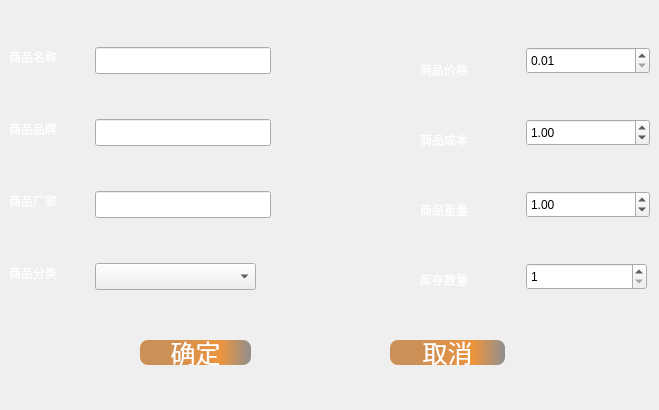
This is cpp-qt-manageSystem-master/inputwidget.ui in 26516515111/RMS-master as Qt 5 draws it before an edit. The edited form follows.
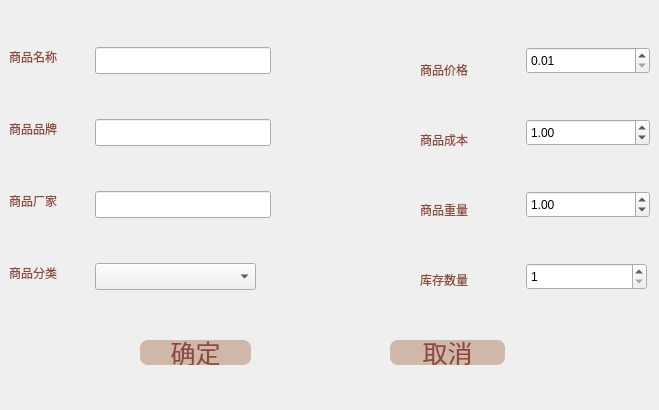
This is the edited form.

Patch:
```diff
--- a/cpp-qt-manageSystem-master/inputwidget.ui
+++ b/cpp-qt-manageSystem-master/inputwidget.ui
@@ -28,7 +28,7 @@
   <property name="styleSheet">
    <string notr="true">.InputWidget
 {
-background-color:rgb(38,38,38);
+background-color:rgb(248, 237, 227);
 }
 
 
@@ -62,7 +62,7 @@
     </rect>
    </property>
    <property name="styleSheet">
-    <string notr="true">	color: rgb(255, 255, 255);
+    <string notr="true">	color: rgb(141, 73, 58);
 	font: 14pt &quot;楷体&quot;;</string>
    </property>
    <property name="text">
@@ -79,7 +79,7 @@
     </rect>
    </property>
    <property name="styleSheet">
-    <string notr="true">	color: rgb(255, 255, 255);
+    <string notr="true">	color: rgb(141, 73, 58);
 	font: 14pt &quot;楷体&quot;;</string>
    </property>
    <property name="text">
@@ -119,7 +119,7 @@
     </rect>
    </property>
    <property name="styleSheet">
-    <string notr="true">	color: rgb(255, 255, 255);
+    <string notr="true">	color: rgb(141, 73, 58);
 	font: 14pt &quot;楷体&quot;;</string>
    </property>
    <property name="text">
@@ -146,7 +146,7 @@
     </rect>
    </property>
    <property name="styleSheet">
-    <string notr="true">	color: rgb(255, 255, 255);
+    <string notr="true">	color: rgb(141, 73, 58);
 	font: 14pt &quot;楷体&quot;;</string>
    </property>
    <property name="text">
@@ -179,7 +179,7 @@
     </rect>
    </property>
    <property name="styleSheet">
-    <string notr="true">	color: rgb(255, 255, 255);
+    <string notr="true">	color: rgb(141, 73, 58);
 	font: 14pt &quot;楷体&quot;;</string>
    </property>
    <property name="text">
@@ -218,7 +218,7 @@
     </rect>
    </property>
    <property name="styleSheet">
-    <string notr="true">	color: rgb(255, 255, 255);
+    <string notr="true">	color: rgb(141, 73, 58);
 	font: 14pt &quot;楷体&quot;;</string>
    </property>
    <property name="text">
@@ -276,7 +276,7 @@
     </rect>
    </property>
    <property name="styleSheet">
-    <string notr="true">	color: rgb(255, 255, 255);
+    <string notr="true">	color:rgb(141, 73, 58);
 	font: 14pt &quot;楷体&quot;;</string>
    </property>
    <property name="text">
@@ -293,7 +293,7 @@
     </rect>
    </property>
    <property name="styleSheet">
-    <string notr="true">	color: rgb(255, 255, 255);
+    <string notr="true">	color: rgb(141, 73, 58);
 	font: 14pt &quot;楷体&quot;;</string>
    </property>
    <property name="text">
@@ -320,10 +320,10 @@
     </rect>
    </property>
    <property name="styleSheet">
-    <string notr="true">background-color: qlineargradient(spread:pad, x1:0, y1:0, x2:1, y2:0, stop:0.189944 rgba(202, 144, 87, 255), stop:0.726257 rgba(235, 148, 61, 255), stop:1 rgba(143, 143, 143, 255));
+    <string notr="true">background-color: rgb(208, 184, 168);
 font: 9pt &quot;楷体&quot;;
 font-size:25px;
-color: rgb(255, 255, 255);
+color: rgb(141, 73, 58);
 border:none;
 border-radius:8px</string>
    </property>
@@ -341,10 +341,10 @@
     </rect>
    </property>
    <property name="styleSheet">
-    <string notr="true">background-color: qlineargradient(spread:pad, x1:0, y1:0, x2:1, y2:0, stop:0.189944 rgba(202, 144, 87, 255), stop:0.726257 rgba(235, 148, 61, 255), stop:1 rgba(143, 143, 143, 255));
+    <string notr="true">background-color: rgb(208, 184, 168);
 font: 9pt &quot;楷体&quot;;
 font-size:25px;
-color: rgb(255, 255, 255);
+color: rgb(141, 73, 58);
 border:none;
 border-radius:8px</string>
    </property>
```
